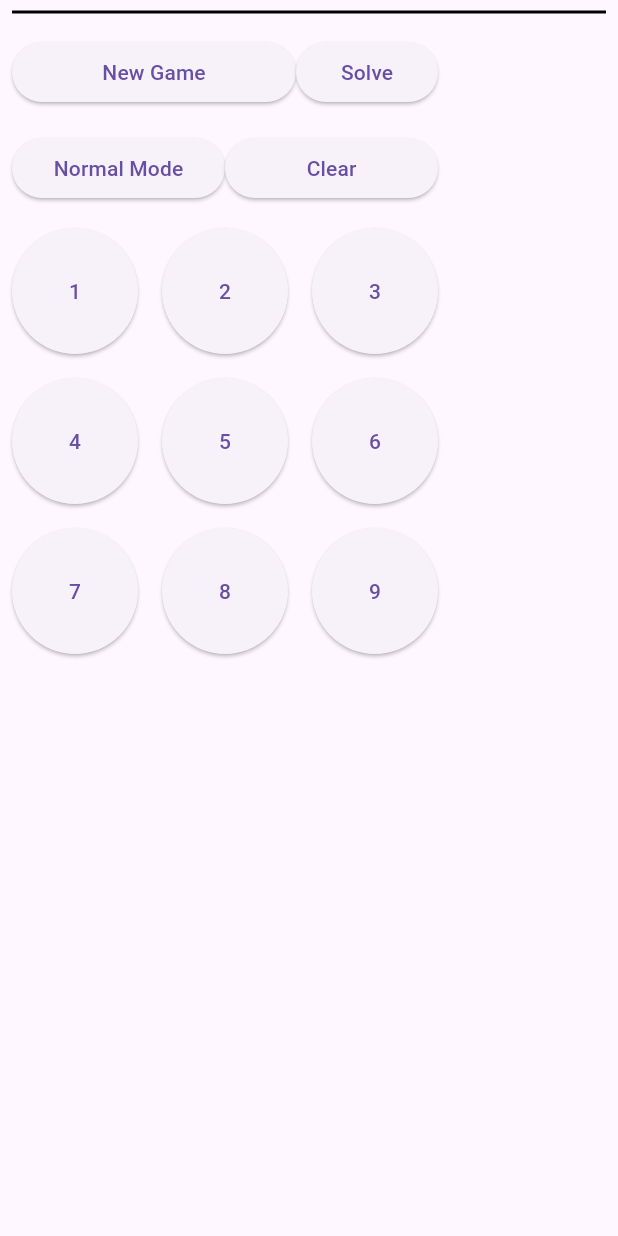
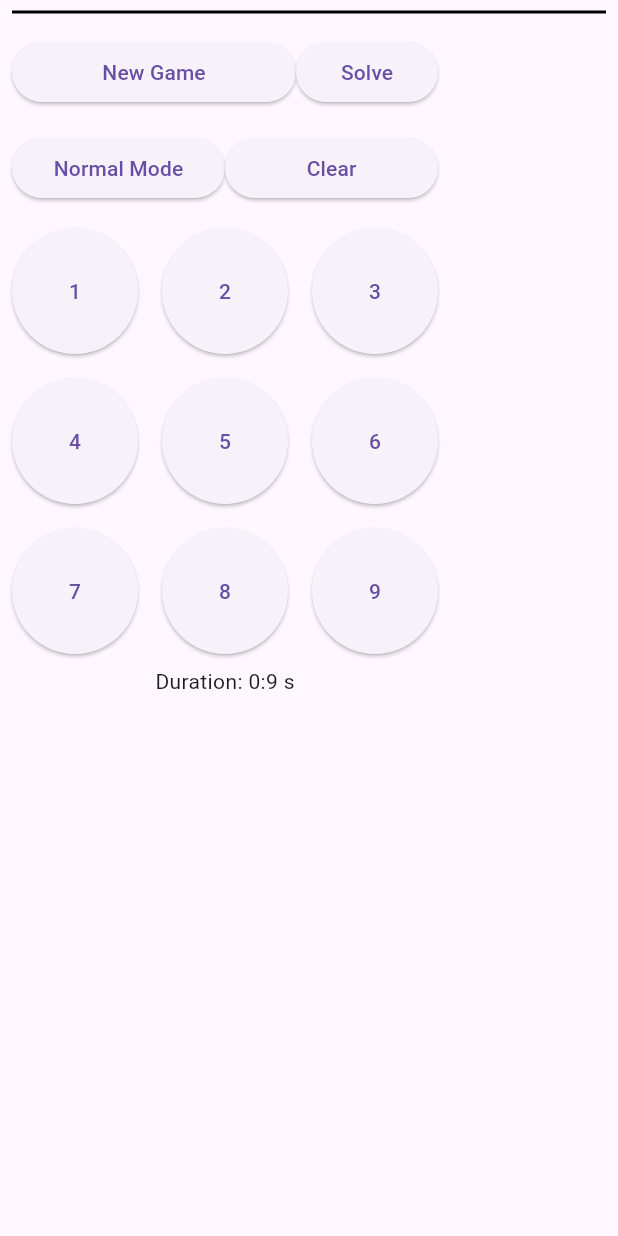
Before and after one commit to SeniorTurkmen/sudoku_game, a Flutter app: the screen it shows after launch, after a tap on "Clear", on a phone screen of 412 x 824 dp. Run offline on Flutter 3.47's test engine with Material 3 defaults, Android fonts, the phone set to English and light mode, and no system bars; missing offline and left inert: sudoku_dart.

Commit message:
Duration added

```diff
--- a/lib/main.dart
+++ b/lib/main.dart
@@ -1,3 +1,5 @@
+import 'dart:async';
+
 import 'package:flutter/material.dart';
 import 'package:sudoku_dart/sudoku_dart.dart';
 import 'package:sudoku_game/models/matrix_model.dart';
@@ -37,6 +39,9 @@ class _SudokuAppState extends State<SudokuApp> {
   List<SudokuMatix> puzzle = [];
   bool isNoteMode = false;
   int? selectedValue;
+  bool isGameFinish = false;
+  late Timer _timer;
+  int duration = 0;
   @override
   void initState() {
     init();
@@ -44,6 +49,11 @@ class _SudokuAppState extends State<SudokuApp> {
   }
 
   void init({Level level = Level.easy}) {
+    duration = 0;
+    _timer = Timer.periodic(const Duration(seconds: 1), (_) {
+      duration += 1;
+      setState(() {});
+    });
     WidgetsBinding.instance.addPostFrameCallback((_) {
       sudoku = Sudoku.generate(level);
       puzzle = sudoku.puzzle.map((e) {
@@ -53,6 +63,7 @@ class _SudokuAppState extends State<SudokuApp> {
       selectedColumn = 0;
       selectedRow = 0;
       selectedGroup = 0;
+      isGameFinish = false;
       setState(() {});
     });
   }
@@ -63,8 +74,12 @@ class _SudokuAppState extends State<SudokuApp> {
     selectedRow = row;
     selectedGroup = (row ~/ 3) * 3 + col ~/ 3;
     final selected = puzzle[selectedIndex].value;
-    selectedValue = selected == -1 ? null : selected;
+    setSelectedValue(selected);
     setState(() {});
+  }
+
+  setSelectedValue(int value) {
+    selectedValue = value == -1 ? null : value;
   }
 
   void changeCellValue(int value) {
@@ -74,6 +89,12 @@ class _SudokuAppState extends State<SudokuApp> {
           : puzzle[selectedIndex].noteNums.add(value);
     } else {
       puzzle[selectedIndex] = puzzle[selectedIndex].copyWith(value: value);
+      setSelectedValue(value);
+      isGameFinish = !puzzle.any((e) => e.value == -1);
+      if (isGameFinish) {
+        print('time');
+        _timer.cancel();
+      }
     }
     setState(() {});
   }
@@ -83,12 +104,35 @@ class _SudokuAppState extends State<SudokuApp> {
     setState(() {});
   }
 
+  String get readableTime => '${duration ~/ 60}:${duration % 60}';
+
   @override
   Widget build(BuildContext context) {
     return Scaffold(
       body: LayoutBuilder(builder: (context, boxConstraints) {
-        return Wrap(
-          children: [sudokuGrid(), actionGrid(boxConstraints, context)],
+        return Stack(
+          children: [
+            Wrap(
+              children: [sudokuGrid(), actionGrid(boxConstraints, context)],
+            ),
+            if (isGameFinish)
+              ColoredBox(
+                color: Colors.white70,
+                child: Center(
+                    child: Column(
+                  mainAxisAlignment: MainAxisAlignment.center,
+                  children: [
+                    const Text(
+                        'Congratilations! You finished the game\nDo you want to start a new game'),
+                    const SizedBox(
+                      height: 25,
+                    ),
+                    ElevatedButton(
+                        onPressed: init, child: const Text('Yeni Oyun'))
+                  ],
+                )),
+              )
+          ],
         );
       }),
     );
@@ -163,7 +207,8 @@ class _SudokuAppState extends State<SudokuApp> {
                     child: Text('${index + 1}'),
                   ),
                 );
-              })
+              }),
+          Text('Duration: $readableTime s')
         ],
       ),
     );
@@ -197,13 +242,20 @@ class _SudokuAppState extends State<SudokuApp> {
                     decoration: BoxDecoration(
                       color: selectedIndex == index
                           ? Colors.blue.withOpacity(0.5)
-                          : selectedColumn == col ||
-                                  selectedRow == row ||
-                                  selectedGroup == (row ~/ 3) * 3 + col ~/ 3
-                              ? Colors.blue.withOpacity(0.2)
+                          : (selectedColumn == col ||
+                                      selectedRow == row ||
+                                      selectedGroup ==
+                                          (row ~/ 3) * 3 + col ~/ 3) &&
+                                  selectedValue == value.value
+                              ? Colors.red.withOpacity(.3)
                               : selectedValue == value.value
                                   ? Colors.blueAccent.withOpacity(.3)
-                                  : Colors.white,
+                                  : selectedColumn == col ||
+                                          selectedRow == row ||
+                                          selectedGroup ==
+                                              (row ~/ 3) * 3 + col ~/ 3
+                                      ? Colors.blue.withOpacity(0.2)
+                                      : Colors.white,
                       border: Border(
                         bottom: BorderSide(
                           width: row % 3 == 2 && row != 8 ? 3.0 : 1,
```
